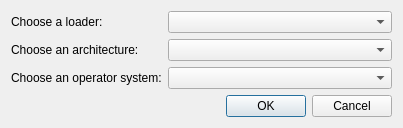
Before: the Qt Designer form src/ui/qt/LoaderChooser.ui in wisk/medusa, drawn with Qt 5.
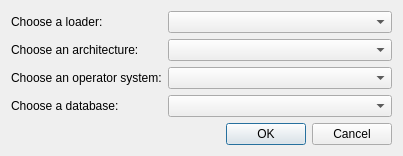
After: the same form once the commit is applied. Icons and pictures are not drawn.

Commit message: ui_qt: let the user select the desired database

```diff
--- a/src/ui/qt/LoaderChooser.ui
+++ b/src/ui/qt/LoaderChooser.ui
@@ -7,7 +7,7 @@
     <x>0</x>
     <y>0</y>
     <width>403</width>
-    <height>121</height>
+    <height>136</height>
    </rect>
   </property>
   <property name="sizePolicy">
@@ -65,6 +65,16 @@
      <item row="2" column="1">
       <widget class="QComboBox" name="operatingsystem"/>
      </item>
+     <item row="3" column="0">
+      <widget class="QLabel" name="labelDatabase">
+       <property name="text">
+        <string>Choose a database:</string>
+       </property>
+      </widget>
+     </item>
+     <item row="3" column="1">
+      <widget class="QComboBox" name="database"/>
+     </item>
     </layout>
    </item>
    <item>
```
The commit also changes 5 other files.
